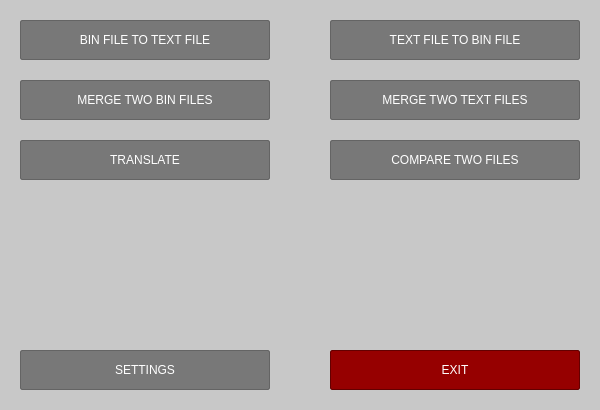
Above: src/Forms/MainWindow.ui from psv-git/BDOLang before the change. Below: the same form after it.
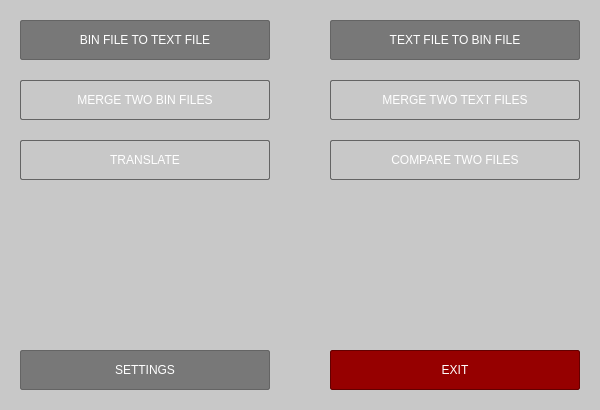
That is the form after the change.

```diff
--- a/src/Forms/MainWindow.ui
+++ b/src/Forms/MainWindow.ui
@@ -66,6 +66,10 @@
 QPushButton::hover {
 	background-color: rgb(150, 150, 150);
 }
+
+QPushButton:disabled {
+	background-color: rgb(200, 200, 200);
+}
 </string>
     </property>
     <property name="text">
@@ -239,6 +243,10 @@
 QPushButton::hover {
 	background-color: rgb(150, 150, 150);
 }
+
+QPushButton:disabled {
+	background-color: rgb(200, 200, 200);
+}
 </string>
     </property>
     <property name="text">
@@ -274,6 +282,10 @@
 QPushButton::hover {
 	background-color: rgb(150, 150, 150);
 }
+
+QPushButton:disabled {
+	background-color: rgb(200, 200, 200);
+}
 </string>
     </property>
     <property name="text">
@@ -315,6 +327,10 @@
 QPushButton::hover {
 	background-color: rgb(150, 150, 150);
 }
+
+QPushButton:disabled {
+	background-color: rgb(200, 200, 200);
+}
 </string>
     </property>
     <property name="text">
```
Left out of the diff: 45 changed lines with no effect on the pictures.
